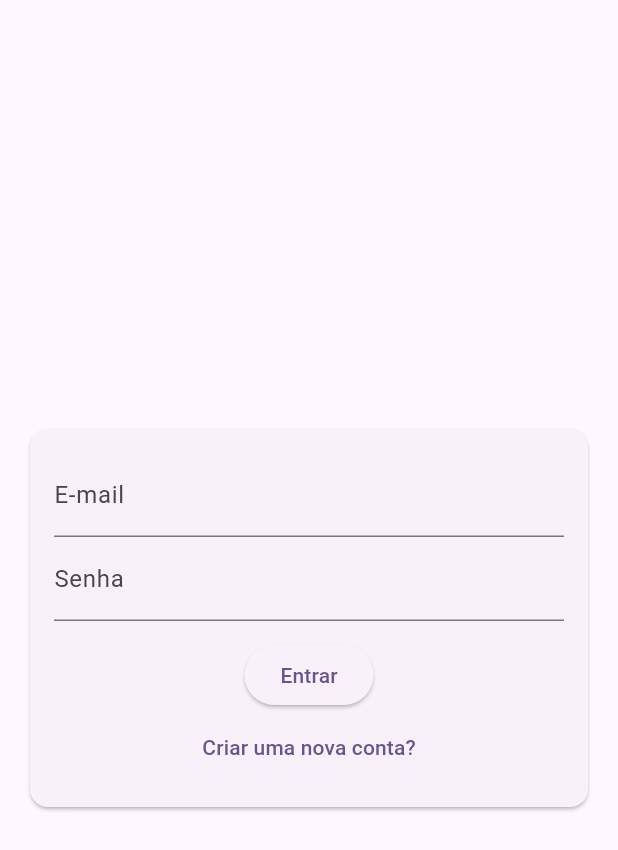
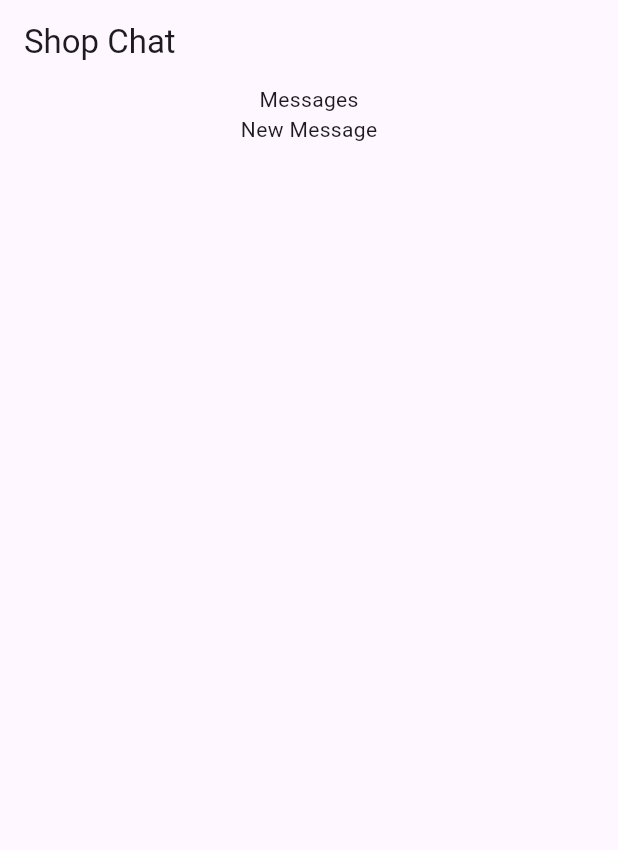
Before and after one commit to gilvancosta/chat-flutter-firebase, a Flutter app: the screen it shows after launch, on a phone screen of 412 x 824 dp. Shown: the top 850 px of the screen. Run offline on Flutter 3.47's test engine with Material 2 defaults, Android fonts, the light colour scheme and no system bars; our stand-ins replace image_picker; accounts and stored records are empty.

Commit message:
Chat Page

```diff
--- a/lib/app/app.dart
+++ b/lib/app/app.dart
@@ -1,6 +1,6 @@
 import 'package:flutter/material.dart';
 
-import 'ui/pages/auth/auth_page.dart';
+import 'ui/pages/home/home_page.dart';
 
 class MyApp extends StatelessWidget {
   const MyApp({super.key});
@@ -13,7 +13,7 @@ class MyApp extends StatelessWidget {
         colorScheme: ColorScheme.fromSeed(seedColor: Colors.deepPurple),
         useMaterial3: true,
       ),
-      home: const AuthPage(),
+      home: const HomePage(),
     );
   }
 }
--- a/lib/app/domain/services/auth/auth_mock_service.dart
+++ b/lib/app/domain/services/auth/auth_mock_service.dart
@@ -5,14 +5,22 @@ import 'dart:math';
 import '../../identities/user_identity.dart';
 import 'auth_service.dart';
 
+class AuthMockService implements AuthService {
+  static final _defaultUser = UserIdentity(
+    id: '1',
+    name: 'John Doe',
+    email: 'gilvan@teste.com.br',
+    imageUrl: '/assets/images/avatar.png',
+  );
 
-class AuthMockService implements AuthService {
-  static final Map<String, UserIdentity> _users = {};
+  static final Map<String, UserIdentity> _users = {
+    _defaultUser.email: _defaultUser,
+  };
   static UserIdentity? _currentUser;
   static MultiStreamController<UserIdentity?>? _controller;
   static final _userStream = Stream<UserIdentity?>.multi((controller) {
     _controller = controller;
-    _updateUser(null);
+    _updateUser(_defaultUser);
   });
 
   @override
@@ -36,7 +44,7 @@ class AuthMockService implements AuthService {
       id: Random().nextDouble().toString(),
       name: name,
       email: email,
-      imageUrl: image?.path ?? '/assets/images/...',
+      imageUrl: image?.path ?? '/assets/images/avatar.png',
     );
 
     _users.putIfAbsent(email, () => newUser);
--- a/lib/app/domain/services/auth/auth_service.dart
+++ b/lib/app/domain/services/auth/auth_service.dart
@@ -1,4 +1,6 @@
 import 'dart:io';
+
+import 'package:chat_flutter_firebase/app/domain/services/auth/auth_mock_service.dart';
 
 import '../../identities/user_identity.dart';
 
@@ -20,4 +22,11 @@ abstract class AuthService {
   );
 
   Future<void> logout();
+
+factory AuthService() {
+  return AuthMockService();
 }
+
+
+
+}
--- a/lib/app/ui/pages/auth/auth_page.dart
+++ b/lib/app/ui/pages/auth/auth_page.dart
@@ -1,5 +1,6 @@
 // ignore_for_file: avoid_print
 
+import 'package:chat_flutter_firebase/app/domain/services/auth/auth_service.dart';
 import 'package:flutter/material.dart';
 
 import '../../../domain/identities/user_auth_identity.dart';
@@ -15,7 +16,7 @@ class AuthPage extends StatefulWidget {
 class _AuthPageState extends State<AuthPage> {
   bool _isloading = false;
 
-  void _handleSubmit(UserAuthIdentity formData) {
+ Future<void>_handleSubmit(UserAuthIdentity formData)  async  {
 
 
     try {
@@ -25,9 +26,17 @@ class _AuthPageState extends State<AuthPage> {
       });
 
       if (formData.isLogin) {
-        // TODO
+        await AuthService().login(
+          formData.email,
+          formData.password,
+        );
       } else {
-        // TODO
+        await AuthService().signup(
+          formData.name,
+          formData.email,
+          formData.password,
+          formData.image,
+        );
       }
 
 
--- /dev/null
+++ b/lib/app/ui/pages/chat/chat_page.dart
@@ -0,0 +1,25 @@
+import 'package:flutter/material.dart';
+import '../../../domain/services/auth/auth_service.dart';
+import 'widgets/messages_widget.dart';
+import 'widgets/new_message_widget.dart';
+
+class ChatPage extends StatelessWidget {
+  const ChatPage({super.key});
+
+  @override
+  Widget build(BuildContext context) {
+    return Scaffold(
+      appBar: AppBar(
+        title: const Text('Shop Chat'),
+      ),
+      body: const SafeArea(
+        child: Column(
+          children: [
+            MessagesWidget(),
+            NewMessageWidget(),
+          ],
+        ),
+      ),
+    );
+  }
+}
--- /dev/null
+++ b/lib/app/ui/pages/chat/widgets/messages_widget.dart
@@ -0,0 +1,12 @@
+import 'package:flutter/material.dart';
+
+class MessagesWidget extends StatelessWidget {
+  const MessagesWidget({super.key});
+
+  @override
+  Widget build(BuildContext context) {
+    return const Center(
+      child: Text('Messages'),
+    );
+  }
+}
--- /dev/null
+++ b/lib/app/ui/pages/chat/widgets/new_message_widget.dart
@@ -0,0 +1,12 @@
+import 'package:flutter/material.dart';
+
+class NewMessageWidget extends StatelessWidget {
+  const NewMessageWidget({super.key});
+
+  @override
+  Widget build(BuildContext context) {
+    return const Center(
+      child: Text('New Message'),
+    );
+  }
+}
--- /dev/null
+++ b/lib/app/ui/pages/home/home_page.dart
@@ -0,0 +1,28 @@
+import 'package:flutter/material.dart';
+
+import '../../../domain/identities/user_identity.dart';
+
+import '../../../domain/services/auth/auth_service.dart';
+import '../auth/auth_page.dart';
+import '../chat/chat_page.dart';
+import '../loading/loading_page.dart';
+
+class HomePage extends StatelessWidget {
+  const HomePage({super.key});
+
+  @override
+  Widget build(BuildContext context) {
+    return Scaffold(
+      body: StreamBuilder<UserIdentity?>(
+        stream: AuthService().userChanges,
+        builder: (ctx, snapshot) {
+          if (snapshot.connectionState == ConnectionState.waiting) {
+            return const LoadingPage();
+          } else {
+            return snapshot.hasData ? const ChatPage() : const AuthPage();
+          }
+        },
+      ),
+    );
+  }
+}
```
Also changed, not shown: pubspec.yaml (+4 -6 lines), assets/images/avatar.png (added).
